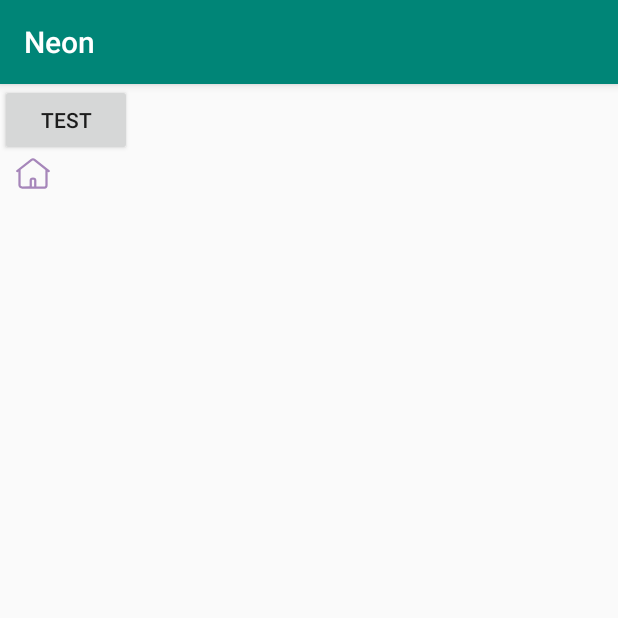
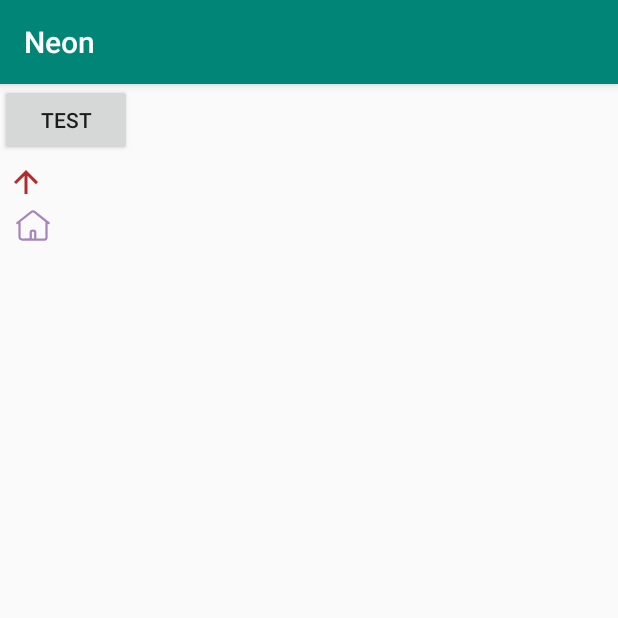
Before and after one commit to 373518155/v4l2, an Android app: the screen it shows after launch (MainActivity), on a phone screen of 412 x 824 dp, the top half of it. Run offline under Robolectric (Android 15) with nearby library versions, the phone set to English and light mode, and no system bars; libraries missing offline, so code that uses them is left out: cn.snailpad.easyjson, com.chad.library, com.lxj.xpopup, com.yanzhenjie.permission; 8 statements that could not run were skipped.

Commit message:
添加返回上一层目录的功能

```diff
--- /dev/null
+++ b/MiniFileExplorer/app/src/main/res/drawable/ic_arrow_upward_red_24dp.xml
@@ -0,0 +1,5 @@
+<vector android:height="24dp" android:tint="#B12C2D"
+    android:viewportHeight="24.0" android:viewportWidth="24.0"
+    android:width="24dp" xmlns:android="http://schemas.android.com/apk/res/android">
+    <path android:fillColor="#FF000000" android:pathData="M4,12l1.41,1.41L11,7.83V20h2V7.83l5.58,5.59L20,12l-8,-8 -8,8z"/>
+</vector>
--- a/MiniFileExplorer/app/src/main/res/layout/activity_main.xml
+++ b/MiniFileExplorer/app/src/main/res/layout/activity_main.xml
@@ -19,6 +19,17 @@
             />
     </LinearLayout>
 
+    <LinearLayout
+        android:layout_width="match_parent"
+        android:layout_height="wrap_content"
+        android:padding="5dp">
+        <ImageView
+            android:id="@+id/btn_go_up"
+            android:layout_width="24dp"
+            android:layout_height="24dp"
+            android:src="@drawable/ic_arrow_upward_red_24dp"
+            />
+    </LinearLayout>
     <LinearLayout
         android:layout_width="match_parent"
         android:layout_height="wrap_content"
```
Also changed, not shown: MiniFileExplorer/app/src/main/java/com/example/lab/MainActivity.java (+24 -0 lines).
